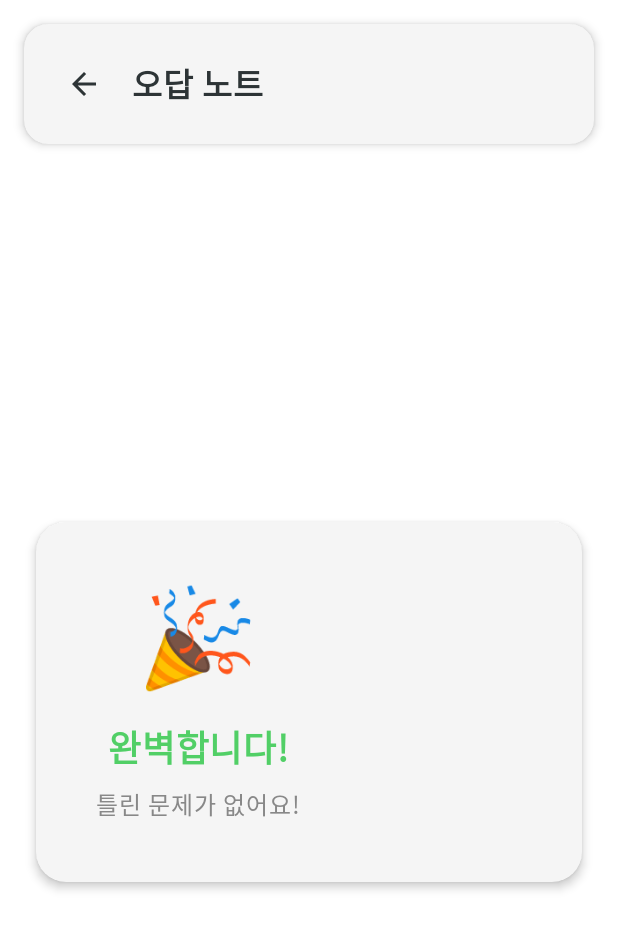
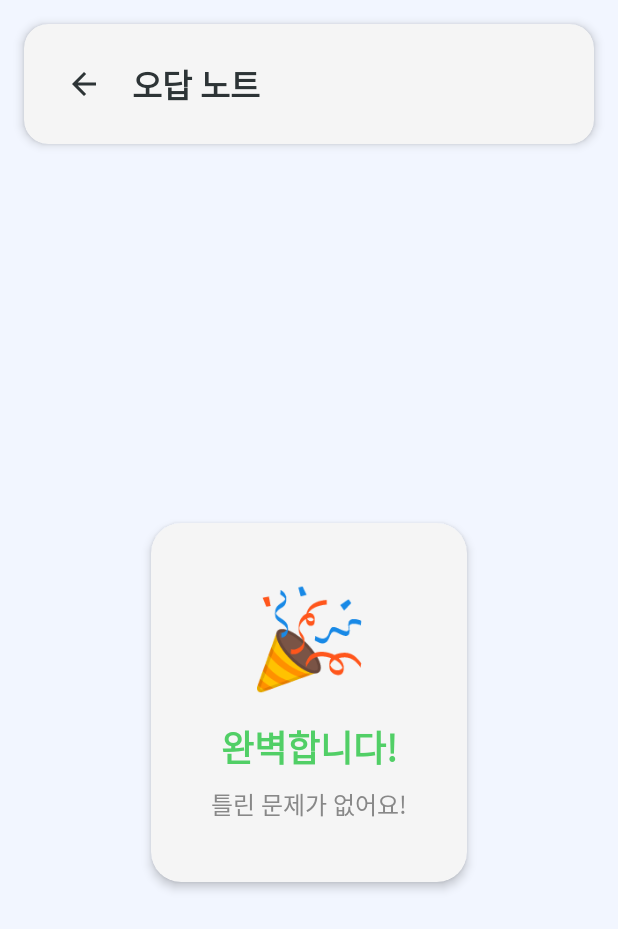
Before and after one commit to chwwwon/MobileSoftware_Project_team10, an Android app built with Jetpack Compose: the WrongNoteScreen screen opened through its navigation route, on a phone screen of 412 x 824 dp. Shown: the top 929 px of the screen. Run offline under Robolectric (Android 15) with nearby library versions, the phone set to English and light mode, and no system bars.

Commit message:
refactor: 오답노트 수정

```diff
--- a/app/src/main/java/com/example/quiz/ui/result/WrongNoteScreen.kt
+++ b/app/src/main/java/com/example/quiz/ui/result/WrongNoteScreen.kt
@@ -16,6 +16,9 @@ import androidx.compose.ui.graphics.Brush
 import androidx.compose.ui.graphics.Color
 import androidx.compose.ui.res.painterResource
 import androidx.compose.ui.text.font.FontWeight
+import androidx.compose.ui.text.style.TextAlign
+import androidx.compose.ui.tooling.preview.Devices
+import androidx.compose.ui.tooling.preview.Preview
 import androidx.compose.ui.unit.dp
 import androidx.compose.ui.unit.sp
 import com.example.quiz.R
@@ -26,13 +29,9 @@ import com.example.quiz.data.QuizDataManager
 fun WrongNoteScreen(onBack: () -> Unit) {
     val wrongList = QuizDataManager.currentWrongAnswers
 
-    Box(
-        modifier = Modifier
-            .fillMaxSize()
-            .background(Color.White)
-    ) {
-        Column(modifier = Modifier.fillMaxSize()) {
-            // 상단 바
+    Scaffold(
+        containerColor = Color(0xFFF2F6FF),
+        topBar = {
             Card(
                 modifier = Modifier
                     .fillMaxWidth()
@@ -42,81 +41,47 @@ fun WrongNoteScreen(onBack: () -> Unit) {
                 shape = RoundedCornerShape(16.dp)
             ) {
                 Row(
-                    modifier = Modifier
+                    Modifier
                         .fillMaxWidth()
                         .padding(16.dp),
                     verticalAlignment = Alignment.CenterVertically
                 ) {
                     IconButton(onClick = onBack) {
-                        Icon(
-                            Icons.Default.ArrowBack,
-                            contentDescription = "Back",
-                            tint = Color(0xFF2D3436)
-                        )
+                        Icon(Icons.Default.ArrowBack, contentDescription = "Back", tint = Color(0xFF2D3436))
                     }
-                    Spacer(modifier = Modifier.width(8.dp))
-                    Text(
-                        "오답 노트",
-                        fontSize = 22.sp,
-                        fontWeight = FontWeight.Bold,
-                        color = Color(0xFF2D3436)
-                    )
+                    Spacer(Modifier.width(8.dp))
+                    Text("오답 노트", fontSize = 22.sp, fontWeight = FontWeight.Bold, color = Color(0xFF2D3436))
                 }
             }
+        }
+    ) { innerPadding ->
 
         if (wrongList.isEmpty()) {
+            // 비어있을 때는 전체 화면 가운데 표시
             Box(
                 modifier = Modifier
                     .fillMaxSize()
-                        .padding(24.dp),
+                    .padding(innerPadding),
                 contentAlignment = Alignment.Center
             ) {
-                    Card(
-                        modifier = Modifier
-                            .fillMaxWidth()
-                            .shadow(4.dp, RoundedCornerShape(20.dp)),
-                        colors = CardDefaults.cardColors(containerColor = Color(0xFFF5F5F5)),
-                        shape = RoundedCornerShape(20.dp)
-                    ) {
-                        Column(
-                            modifier = Modifier.padding(40.dp),
-                            horizontalAlignment = Alignment.CenterHorizontally
-                        ) {
-                            Text(
-                                "🎉",
-                                fontSize = 64.sp
-                            )
-                            Spacer(modifier = Modifier.height(16.dp))
-                            Text(
-                                "완벽합니다!",
-                                fontSize = 24.sp,
-                                fontWeight = FontWeight.Bold,
-                                color = Color(0xFF51CF66)
-                            )
-                            Text(
-                                "틀린 문제가 없어요!",
-                                fontSize = 16.sp,
-                                color = Color.Gray,
-                                modifier = Modifier.padding(top = 8.dp)
-                            )
+                EmptyWrongNoteCard()
             }
-                    }
-                }
+
         } else {
+
+            // 스크롤 가능한 리스트
             LazyColumn(
                 modifier = Modifier
                     .fillMaxSize()
+                    .padding(innerPadding)
                     .padding(horizontal = 16.dp),
-                    verticalArrangement = Arrangement.spacedBy(16.dp)
+                verticalArrangement = Arrangement.spacedBy(12.dp)
             ) {
-                    item { Spacer(modifier = Modifier.height(4.dp)) }
-
                 items(wrongList) { wrong ->
-                        SimpleWrongAnswerCard(wrong = wrong)
+                    SimpleWrongAnswerCard(wrong)
                 }
 
                 item { Spacer(modifier = Modifier.height(16.dp)) }
-                }
             }
         }
     }
@@ -140,7 +105,7 @@ fun SimpleWrongAnswerCard(wrong: com.example.quiz.data.WrongAnswer) {
             ) {
                 Text(
                     text = "Q.",
-                    fontSize = 18.sp,
+                    fontSize = 20.sp,
                     fontWeight = FontWeight.Bold,
                     color = Color(0xFFFF6B88)
                 )
@@ -171,12 +136,12 @@ fun SimpleWrongAnswerCard(wrong: com.example.quiz.data.WrongAnswer) {
                 Column {
                     Text(
                         text = "내 답변",
-                        fontSize = 12.sp,
+                        fontSize = 14.sp,
                         color = Color.Gray
                     )
                     Text(
                         text = wrong.question.choices[wrong.selectedIndex],
-                        fontSize = 16.sp,
+                        fontSize = 20.sp,
                         fontWeight = FontWeight.Bold,
                         color = Color(0xFFFF6B88)
                     )
@@ -211,3 +176,60 @@ fun SimpleWrongAnswerCard(wrong: com.example.quiz.data.WrongAnswer) {
         }
     }
 }
+
+@Composable
+fun WrongNoteList(
+    wrongList: List<com.example.quiz.data.WrongAnswer>,
+    modifier: Modifier = Modifier
+) {
+    LazyColumn(
+        modifier = modifier
+            .fillMaxSize()
+            .padding(horizontal = 16.dp),
+        verticalArrangement = Arrangement.spacedBy(16.dp)
+    ) {
+        item { Spacer(modifier = Modifier.height(4.dp)) }
+
+        items(wrongList) { wrong ->
+            SimpleWrongAnswerCard(wrong = wrong)
+        }
+
+        item { Spacer(modifier = Modifier.height(16.dp)) }
+    }
+}
+
+@Composable
+fun EmptyWrongNoteCard() {
+    Card(
+        modifier = Modifier
+            .wrapContentWidth()
+            .wrapContentHeight()
+            .shadow(4.dp, RoundedCornerShape(20.dp)),
+        colors = CardDefaults.cardColors(containerColor = Color(0xFFF5F5F5)),
+        shape = RoundedCornerShape(20.dp)
+    ) {
+        Column(
+            modifier = Modifier.padding(40.dp),
+            horizontalAlignment = Alignment.CenterHorizontally
+
+        ) {
+            Text("🎉", fontSize = 64.sp)
+            Spacer(Modifier.height(16.dp))
+            Text("완벽합니다!",
+                fontSize = 24.sp,
+                fontWeight = FontWeight.Bold,
+                color = Color(0xFF51CF66),
+                textAlign = TextAlign.Center
+            )
+            Text("틀린 문제가 없어요!", fontSize = 16.sp, color = Color.Gray, modifier = Modifier.padding(top = 8.dp))
+        }
+    }
+}
+
+@Preview(showBackground = true, device = Devices.PIXEL_4)
+@Composable
+fun WrongNoteScreenPreview() {
+    WrongNoteScreen(
+        onBack = {}
+    )
+}
--- a/app/src/main/java/com/example/quiz/ui/theme/Theme.kt
+++ b/app/src/main/java/com/example/quiz/ui/theme/Theme.kt
@@ -51,8 +51,8 @@ fun QuizTheme(
     }
 
     MaterialTheme(
-        colorScheme = colorScheme,
-        typography = Typography,
-        content = content
-    )
+        typography = AppTypography
+    ) {
+        content()
+    }
 }
--- a/app/src/main/java/com/example/quiz/ui/theme/Type.kt
+++ b/app/src/main/java/com/example/quiz/ui/theme/Type.kt
@@ -8,34 +8,52 @@ import androidx.compose.ui.text.font.FontWeight
 import androidx.compose.ui.unit.sp
 import com.example.quiz.R
 
-// Set of Material typography styles to start with
-val Typography = Typography(
-    bodyLarge = TextStyle(
-        fontFamily = FontFamily.Default,
-        fontWeight = FontWeight.Normal,
-        fontSize = 16.sp,
-        lineHeight = 24.sp,
-        letterSpacing = 0.5.sp
-    )
-    /* Other default text styles to override
-    titleLarge = TextStyle(
-        fontFamily = FontFamily.Default,
-        fontWeight = FontWeight.Normal,
-        fontSize = 22.sp,
-        lineHeight = 28.sp,
-        letterSpacing = 0.sp
-    ),
-    labelSmall = TextStyle(
-        fontFamily = FontFamily.Default,
-        fontWeight = FontWeight.Medium,
-        fontSize = 11.sp,
-        lineHeight = 16.sp,
-        letterSpacing = 0.5.sp
-    )
-    */
-)
-
 val Pretendard = FontFamily(
     Font(R.font.pretendard_regular, FontWeight.Normal),
     Font(R.font.pretendard_bold, FontWeight.Bold)
 )
+
+// Set of Material typography styles to start with
+val AppTypography = Typography(
+    // 본문 계열
+    bodyLarge = TextStyle(
+        fontFamily = Pretendard,
+        fontWeight = FontWeight.Normal
+    ),
+    bodyMedium = TextStyle(
+        fontFamily = Pretendard,
+        fontWeight = FontWeight.Normal
+    ),
+    bodySmall = TextStyle(
+        fontFamily = Pretendard,
+        fontWeight = FontWeight.Normal
+    ),
+
+    // 제목 계열
+    titleLarge = TextStyle(
+        fontFamily = Pretendard,
+        fontWeight = FontWeight.Bold
+    ),
+    titleMedium = TextStyle(
+        fontFamily = Pretendard,
+        fontWeight = FontWeight.Bold
+    ),
+    titleSmall = TextStyle(
+        fontFamily = Pretendard,
+        fontWeight = FontWeight.Bold
+    ),
+
+    // 버튼/라벨
+    labelLarge = TextStyle(
+        fontFamily = Pretendard,
+        fontWeight = FontWeight.Bold
+    ),
+    labelMedium = TextStyle(
+        fontFamily = Pretendard,
+        fontWeight = FontWeight.Normal
+    ),
+    labelSmall = TextStyle(
+        fontFamily = Pretendard,
+        fontWeight = FontWeight.Normal
+    )
+)
```
Also changed, not shown: app/src/main/java/com/example/quiz/ui/result/RankingScreen.kt (+11 -1 lines), app/src/main/java/com/example/quiz/ui/result/ResultScreen.kt (+14 -1 lines). Lines whose indentation alone changed are shown as unchanged.
